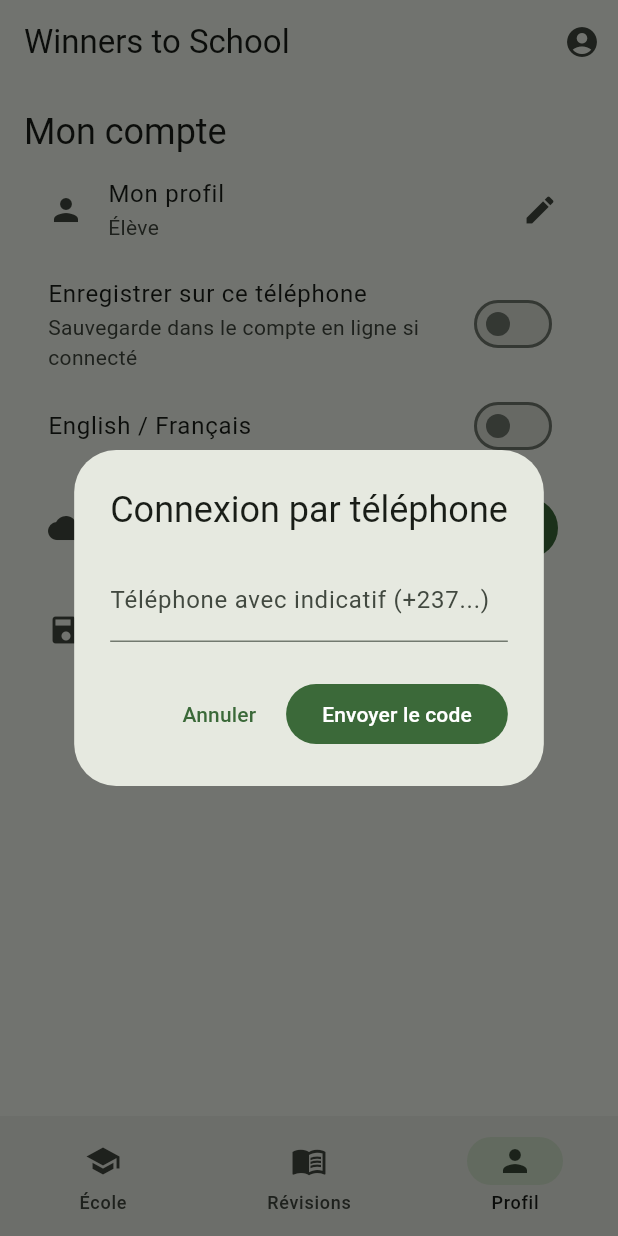
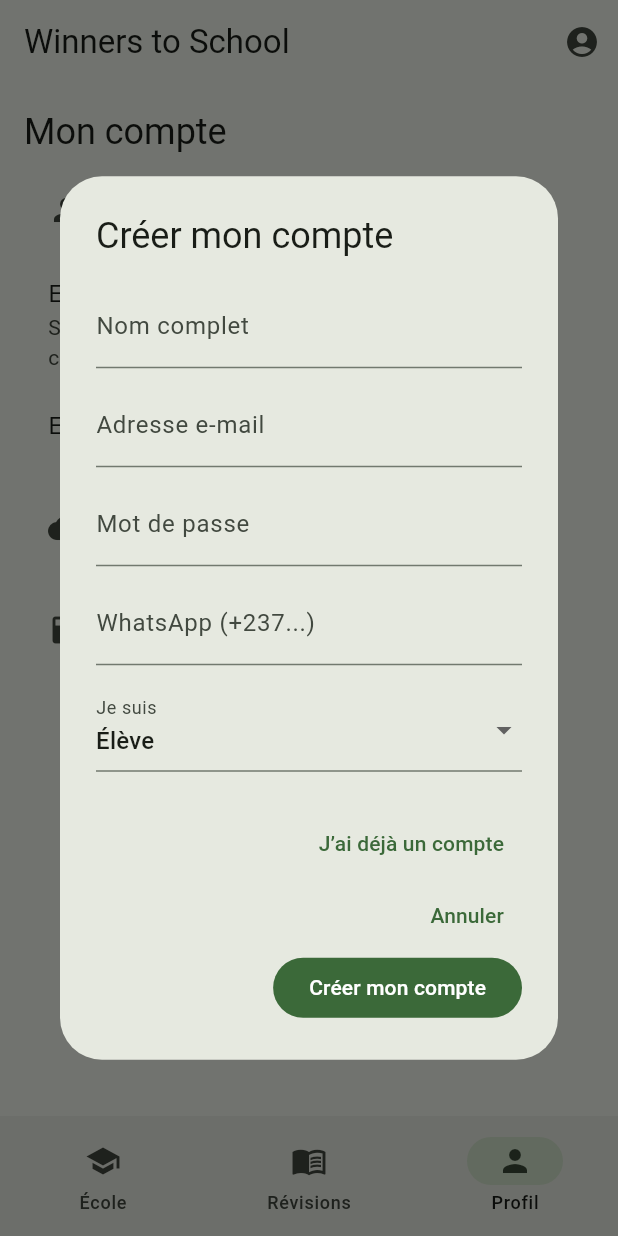
Before and after one commit to prongs2035-arch/winners-to-school, a Flutter app: the screen it shows after launch, item 3 of the bottom bar chosen, after a tap on "Connexion", on a phone screen of 412 x 824 dp. Run offline on Flutter 3.47's test engine with Material 3 defaults, Android fonts, the phone set to English and light mode, and no system bars; our stand-ins replace shared_preferences, supabase_flutter; accounts and stored records are empty.

Commit message:
Update main.dart

```diff
--- a/lib/main.dart
+++ b/lib/main.dart
@@ -227,55 +227,162 @@ class _HomePageState extends State<HomePage> {
     return;
   }
 
+  final name = TextEditingController();
+  final email = TextEditingController();
+  final password = TextEditingController();
   final phone = TextEditingController();
-    final otp = TextEditingController();
-    bool codeSent = false;
+
+  bool isSignup = true;
+  String userType = 'Élève';
 
   await showDialog(
     context: context,
     builder: (dialogContext) => StatefulBuilder(
       builder: (context, setDialogState) => AlertDialog(
-          title: Text(codeSent
-              ? 'Vérifier le code SMS'
-              : 'Connexion par téléphone'),
-          content: Column(
+        title: Text(
+          isSignup ? 'Créer mon compte' : 'Connexion',
+        ),
+        content: SingleChildScrollView(
+          child: Column(
             mainAxisSize: MainAxisSize.min,
             children: [
+              if (isSignup) ...[
+                TextField(
+                  controller: name,
+                  decoration: const InputDecoration(
+                    labelText: 'Nom complet',
+                  ),
+                ),
+                const SizedBox(height: 10),
+              ],
+
+              TextField(
+                controller: email,
+                keyboardType: TextInputType.emailAddress,
+                decoration: const InputDecoration(
+                  labelText: 'Adresse e-mail',
+                ),
+              ),
+
+              const SizedBox(height: 10),
+
+              TextField(
+                controller: password,
+                obscureText: true,
+                decoration: const InputDecoration(
+                  labelText: 'Mot de passe',
+                ),
+              ),
+
+              if (isSignup) ...[
+                const SizedBox(height: 10),
+
                 TextField(
                   controller: phone,
                   keyboardType: TextInputType.phone,
                   decoration: const InputDecoration(
-                  labelText: 'Téléphone avec indicatif (+237...)',
+                    labelText: 'WhatsApp (+237...)',
                   ),
                 ),
-              if (codeSent)
-                TextField(
-                  controller: otp,
-                  keyboardType: TextInputType.number,
+
+                const SizedBox(height: 15),
+
+                DropdownButtonFormField<String>(
+                  value: userType,
                   decoration: const InputDecoration(
-                    labelText: 'Code reçu par SMS',
+                    labelText: 'Je suis',
+                  ),
+                  items: const [
+                    DropdownMenuItem(
+                      value: 'Élève',
+                      child: Text('Élève'),
+                    ),
+                    DropdownMenuItem(
+                      value: 'Étudiant',
+                      child: Text('Étudiant'),
+                    ),
+                  ],
+                  onChanged: (value) {
+                    if (value != null) {
+                      setDialogState(() {
+                        userType = value;
+                      });
+                    }
+                  },
+                ),
+              ],
+            ],
           ),
         ),
-            ],
-          ),
+
         actions: [
           TextButton(
-              onPressed: () => Navigator.pop(dialogContext),
+            onPressed: () {
+              setDialogState(() {
+                isSignup = !isSignup;
+              });
+            },
+            child: Text(
+              isSignup
+                  ? 'J’ai déjà un compte'
+                  : 'Créer un compte',
+            ),
+          ),
+
+          TextButton(
+            onPressed: () {
+              Navigator.pop(dialogContext);
+            },
             child: const Text('Annuler'),
           ),
+
           FilledButton(
             onPressed: () async {
               try {
-                  if (!codeSent) {
-                    await db!.auth.signInWithOtp(
-                      phone: phone.text.trim(),
+                if (email.text.trim().isEmpty ||
+                    password.text.isEmpty) {
+                  _message('Remplis l’e-mail et le mot de passe.');
+                  return;
+                }
+
+                if (isSignup) {
+                  if (name.text.trim().isEmpty ||
+                      phone.text.trim().isEmpty) {
+                    _message(
+                      'Remplis ton nom et ton numéro WhatsApp.',
                     );
-                    setDialogState(() => codeSent = true);
+                    return;
+                  }
+
+                  final response = await db!.auth.signUp(
+                    email: email.text.trim(),
+                    password: password.text,
+                    data: {
+                      'full_name': name.text.trim(),
+                      'whatsapp_number': phone.text.trim(),
+                      'user_type': userType,
+                      'preferred_language': 'fr',
+                    },
+                  );
+
+                  if (dialogContext.mounted) {
+                    Navigator.pop(dialogContext);
+                  }
+
+                  if (response.session == null) {
+                    _message(
+                      'Compte créé ! Vérifie ton e-mail '
+                      'pour confirmer ton inscription.',
+                    );
                   } else {
-                    await db!.auth.verifyOTP(
-                      phone: phone.text.trim(),
-                      token: otp.text.trim(),
-                      type: OtpType.sms,
+                    await _loadData();
+                    if (mounted) setState(() {});
+                    _message('Bienvenue sur Winners to School !');
+                  }
+                } else {
+                  await db!.auth.signInWithPassword(
+                    email: email.text.trim(),
+                    password: password.text,
                   );
 
                   if (dialogContext.mounted) {
@@ -284,17 +391,28 @@ class _HomePageState extends State<HomePage> {
 
                   await _loadData();
                   if (mounted) setState(() {});
+                  _message('Connexion réussie !');
                 }
               } catch (e) {
-                  _message('Connexion impossible : vérifie le numéro et la configuration SMS.');
+                _message(
+                  'Impossible de continuer. Vérifie les informations '
+                  'et réessaie.',
+                );
               }
             },
-              child: Text(codeSent ? 'Vérifier' : 'Envoyer le code'),
+            child: Text(
+              isSignup ? 'Créer mon compte' : 'Se connecter',
+            ),
           ),
         ],
       ),
     ),
   );
+
+  name.dispose();
+  email.dispose();
+  password.dispose();
+  phone.dispose();
   }
 
   Future<void> _chooseProfile() async {
```
Lines whose indentation alone changed are shown as unchanged.
